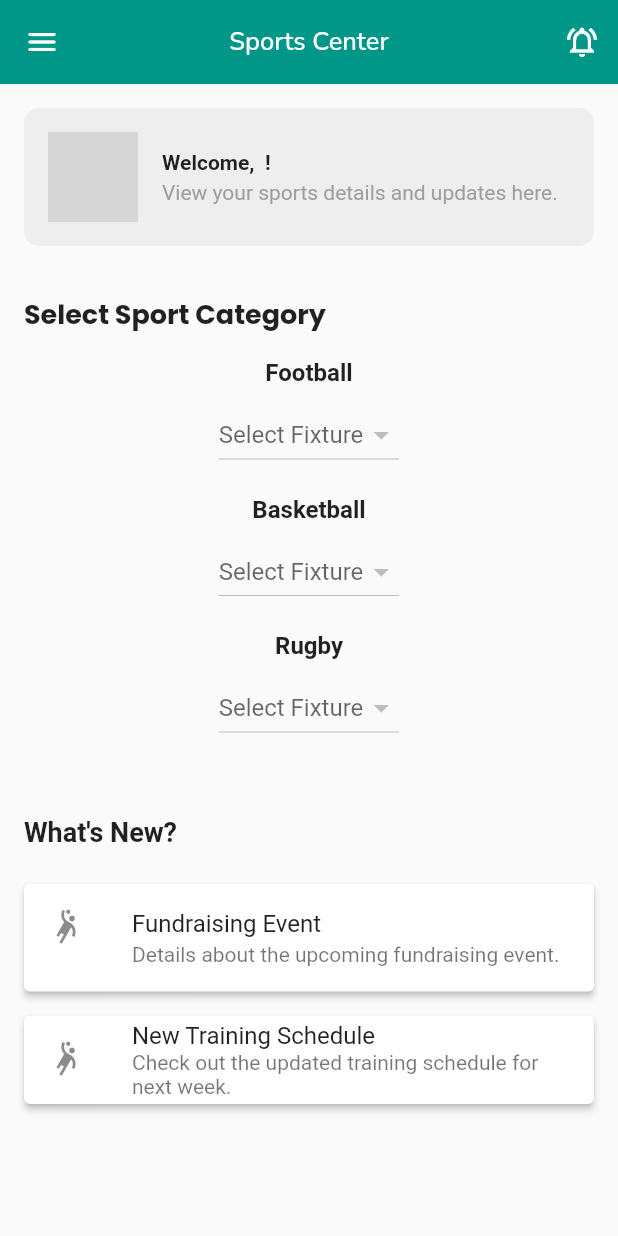
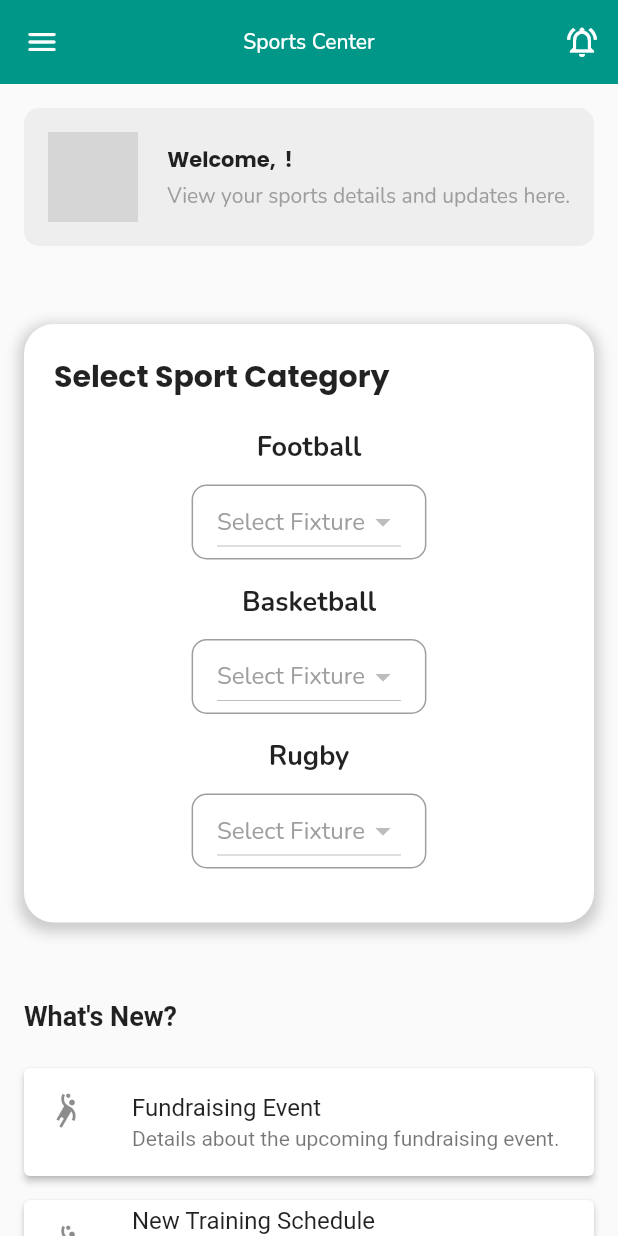
Before and after one commit to Jason-Omondi/sports-mobile-app, a Flutter app: the UserDashboardScreen screen opened directly with empty values, on a phone screen of 412 x 824 dp. Run offline on Flutter 3.47's test engine with Material 2 defaults, Android fonts, the phone set to English and light mode, and no system bars; our stand-ins replace cloud_firestore, email_validator, firebase_auth, firebase_core, firebase_storage, get and 4 more; accounts and stored records are empty; generated files the repository leaves out were written again; network calls fail; grey boxes are pictures that could not be loaded.

Commit message:
jd-update

```diff
--- a/lib/presentations/users/dashboard/user_homescreen.dart
+++ b/lib/presentations/users/dashboard/user_homescreen.dart
@@ -30,12 +30,10 @@ class UserDashboardScreen extends StatelessWidget {
     // Add more dummy articles as needed
   ];
 
-  // Inside UserDashboardScreen build method
   Widget userInformationCard() {
     final firstName = GetStorage().read('first_name') ?? '';
     final lastName = GetStorage().read('last_name') ?? '';
-    final imageUrl = GetStorage().read('image_url') ??
-        ''; // Replace 'image_url' with your key
+    final imageUrl = GetStorage().read('image_url') ?? '';
 
     return Container(
       padding: EdgeInsets.all(16.0),
@@ -47,81 +45,99 @@ class UserDashboardScreen extends StatelessWidget {
       child: Column(
         crossAxisAlignment: CrossAxisAlignment.start,
         children: [
-          Row(
+          ConstrainedBox(
+            constraints: BoxConstraints(minWidth: double.infinity),
+            child: Row(
+              mainAxisAlignment: MainAxisAlignment.spaceBetween,
               children: [
                 CircleAvatar(
                   backgroundImage: NetworkImage(imageUrl),
                   radius: 30.0,
                 ),
-              SizedBox(width: 16.0),
-              Column(
+                Padding(
+                  padding: const EdgeInsets.only(left: 8.0),
+                  child: Column(
                     crossAxisAlignment: CrossAxisAlignment.start,
                     children: [
                       Text(
                         'Welcome, $firstName $lastName!',
-                    style: TextStyle(fontWeight: FontWeight.bold),
+                        style: GoogleFonts.poppins(fontWeight: FontWeight.bold),
                       ),
                       SizedBox(height: 4.0),
                       Text(
                         'View your sports details and updates here.',
-                    style: TextStyle(color: Colors.grey),
+                        style: GoogleFonts.nunito(color: Colors.grey),
                       ),
                     ],
                   ),
+                ),
               ],
+            ),
           ),
         ],
       ),
     );
   }
 
-// Inside UserDashboardScreen build method
-// Inside UserDashboardScreen class
-
-// Inside selectCategorySection method
-// Inside UserDashboardScreen class
-
-// Inside selectCategorySection method
   Widget selectCategorySection() {
-  // Logic to fetch upcoming games for each club
     List<String> sportsTypes = clubController.sportsTypes;
     return Container(
       margin: EdgeInsets.symmetric(vertical: 16.0, horizontal: 16.0),
+      padding: EdgeInsets.all(20.0),
+      decoration: BoxDecoration(
+        color: Colors.white,
+        borderRadius: BorderRadius.circular(20.0),
+        boxShadow: [
+          BoxShadow(
+            color: Colors.grey.withOpacity(0.5),
+            spreadRadius: 3,
+            blurRadius: 7,
+            offset: Offset(0, 3), // changes position of shadow
+          ),
+        ],
+      ),
       child: Column(
         crossAxisAlignment: CrossAxisAlignment.start,
         children: [
           Text(
             'Select Sport Category',
             style: GoogleFonts.poppins(
-              fontWeight: FontWeight.bold, fontSize: 18.0),
+              fontWeight: FontWeight.bold,
+              fontSize: 20.0,
+              color: Colors.black87,
             ),
-        SizedBox(height: 16.0),
-        SizedBox(
-          width: double.infinity,
-          child: Center(
-            child: ListView.builder(
+          ),
+          SizedBox(height: 20.0),
+          ListView.builder(
             shrinkWrap: true,
             itemCount: sportsTypes.length,
             itemBuilder: (context, index) {
               String sport = sportsTypes[index];
-                // Fetch fixtures for this sport
               List<Fixture> fixtures = clubController.fixtures
                   .where((fixture) => fixture.sport == sport)
                   .toList();
-
               return Column(
                 crossAxisAlignment: CrossAxisAlignment.center,
                 children: [
                   Text(
                     sport,
-                      style: TextStyle(
-                          fontWeight: FontWeight.bold, fontSize: 16.0),
+                    style: GoogleFonts.nunito(
+                      fontWeight: FontWeight.bold,
+                      fontSize: 18.0,
+                      color: Colors.black87,
                     ),
-                    SizedBox(height: 8.0),
-                    // Replace this with dropdown widget to select fixtures
-                    DropdownButton<Fixture>(
-                      items: fixtures
-                          .map<DropdownMenuItem<Fixture>>((Fixture fixture) {
+                  ),
+                  SizedBox(height: 12.0),
+                  Container(
+                    decoration: BoxDecoration(
+                      border: Border.all(
+                        color: Colors.grey,
+                      ),
+                      borderRadius: BorderRadius.circular(10.0),
+                    ),
+                    padding: EdgeInsets.symmetric(horizontal: 16.0),
+                    child: DropdownButton<Fixture>(
+                      items: fixtures.map((Fixture fixture) {
                         final team1 = clubController.clubsTeamsData.firstWhere(
                           (team) => team.id == fixture.team1Id,
                           orElse: () => ClubTeamsData(name: ''),
@@ -130,89 +146,36 @@ Widget selectCategorySection() {
                           (team) => team.id == fixture.team2Id,
                           orElse: () => ClubTeamsData(name: ''),
                         );
-
                         return DropdownMenuItem<Fixture>(
                           value: fixture,
                           child: Text(
                             '${team1.name ?? 'Team 1'} vs ${team2.name ?? 'Team 2'}',
+                            style: GoogleFonts.nunito(
+                                color: Colors.black87,
+                                fontWeight: FontWeight.w300),
                           ),
                         );
                       }).toList(),
                       onChanged: (selectedFixture) {
                         // Handle selected fixture
                       },
-                      hint: Text('Select Fixture'),
+                      hint: Text(
+                        'Select Fixture',
+                        style: GoogleFonts.nunito(color: Colors.grey),
+                      ),
+                    ),
                   ),
                   SizedBox(height: 16.0),
                 ],
               );
             },
           ),
-          ),
-        ),
         ],
       ),
     );
   }
 
-
-
-
-
-  // Widget selectCategorySection() {
-  //   // Logic to fetch upcoming games for each club
-  //   // if sport == cluBcontroller.fixtures.sport => place the fixture in same sport category
-  //   List<String> sport = clubController.sportsTypes;
-  //   return Container(
-  //     margin: EdgeInsets.symmetric(vertical: 16.0, horizontal: 16.0),
-  //     child: Column(
-  //       crossAxisAlignment: CrossAxisAlignment.start,
-  //       children: [
-  //         Text(
-  //           'Select Sport Category',
-  //           style: GoogleFonts.poppins(
-  //               fontWeight: FontWeight.bold, fontSize: 18.0),
-  //         ),
-  //         SizedBox(height: 16.0),
-  //         SizedBox(
-  //           width: double.infinity,
-  //           child: Center(
-  //             child: ListView.builder(
-  //               shrinkWrap: true,
-  //               itemCount: sport.length,
-  //               itemBuilder: (context, index) {
-  //                 String club = sport[index];
-  //                 // Replace this with actual dropdown widget showing upcoming games
-  //                 return Column(
-  //                   crossAxisAlignment: CrossAxisAlignment.center,
-  //                   children: [
-  //                     Text(
-  //                       club,
-  //                       style: TextStyle(
-  //                           fontWeight: FontWeight.bold, fontSize: 16.0),
-  //                     ),
-  //                     SizedBox(height: 8.0),
-  //                     // Replace this with dropdown widget
-  //                     DropdownButton<String>(
-  //                       items: [],
-  //                       onChanged: (value) {},
-  //                       hint: Text('Upcoming Games'),
-  //                     ),
-  //                     SizedBox(height: 16.0),
-  //                   ],
-  //                 );
-  //               },
-  //             ),
-  //           ),
-  //         ),
-  //       ],
-  //     ),
-  //   );
-  // }
-
-// Inside UserDashboardScreen build method
   Widget whatsNewSection() {
-    // Logic to fetch articles
     List<Article> articles = dummyArticles;
     return Container(
       margin: EdgeInsets.symmetric(vertical: 16.0, horizontal: 16.0),
@@ -250,16 +213,22 @@ Widget selectCategorySection() {
 
   @override
   Widget build(BuildContext context) {
+    final screenWidth = MediaQuery.of(context).size.width;
+    final screenHeight = MediaQuery.of(context).size.height;
+    final bool isLargeScreen = screenWidth > 1200;
+    final bool isMediumScreen = screenWidth > 600 && screenWidth <= 1200;
+    final bool isSmallScreen = screenWidth <= 600;
+
     return Scaffold(
       drawer: CustomDrawer(
         context: context,
-      ), // Pass imageUrl to the CustomDrawer
+      ),
       appBar: AppBar(
         leading: Builder(
           builder: (BuildContext context) {
             return IconButton(
               onPressed: () {
-                Scaffold.of(context).openDrawer(); // Open drawer on icon tap
+                Scaffold.of(context).openDrawer();
               },
               icon: const Icon(Icons.menu_rounded),
             );
@@ -269,7 +238,7 @@ Widget selectCategorySection() {
         elevation: 0,
         title: Text(
           'Sports Center',
-          style: GoogleFonts.nunito(fontSize: 17),
+          style: GoogleFonts.nunito(fontSize: isSmallScreen ? 14 : 17),
         ),
         actions: [
           IconButton(
@@ -283,7 +252,9 @@ Widget selectCategorySection() {
           crossAxisAlignment: CrossAxisAlignment.start,
           children: [
             userInformationCard(),
+            SizedBox(height: 20.0),
             selectCategorySection(),
+            SizedBox(height: 20.0),
             whatsNewSection(),
           ],
         ),
```
Lines whose indentation alone changed are shown as unchanged.
